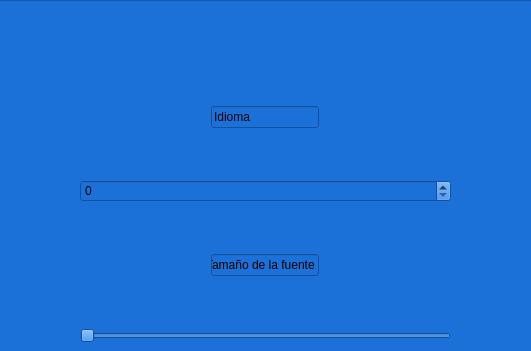
First picture: the form in LatencyTester/startscreen.ui, repository guille31794/latency_tester, before the edit; both pictures show x 140 to 671 and y 0 to 351 of the 800 by 600 pixel window.
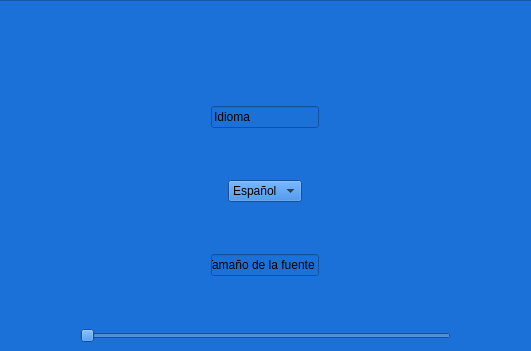
Second picture: the form after the edit.

Commit message: Implementada la interfaz de usuario de ajustes

Patch:
```diff
--- a/LatencyTester/startscreen.ui
+++ b/LatencyTester/startscreen.ui
@@ -238,11 +238,23 @@
         </property>
        </widget>
       </item>
-      <item>
-       <widget class="QSpinBox" name="languageBox">
-        <property name="maximum">
-         <number>3</number>
-        </property>
+      <item alignment="Qt::AlignHCenter">
+       <widget class="QComboBox" name="languagesComboBox">
+        <item>
+         <property name="text">
+          <string>Español</string>
+         </property>
+        </item>
+        <item>
+         <property name="text">
+          <string>English</string>
+         </property>
+        </item>
+        <item>
+         <property name="text">
+          <string>Polski</string>
+         </property>
+        </item>
        </widget>
       </item>
       <item alignment="Qt::AlignHCenter">
```
The commit also changes 3 other files.
